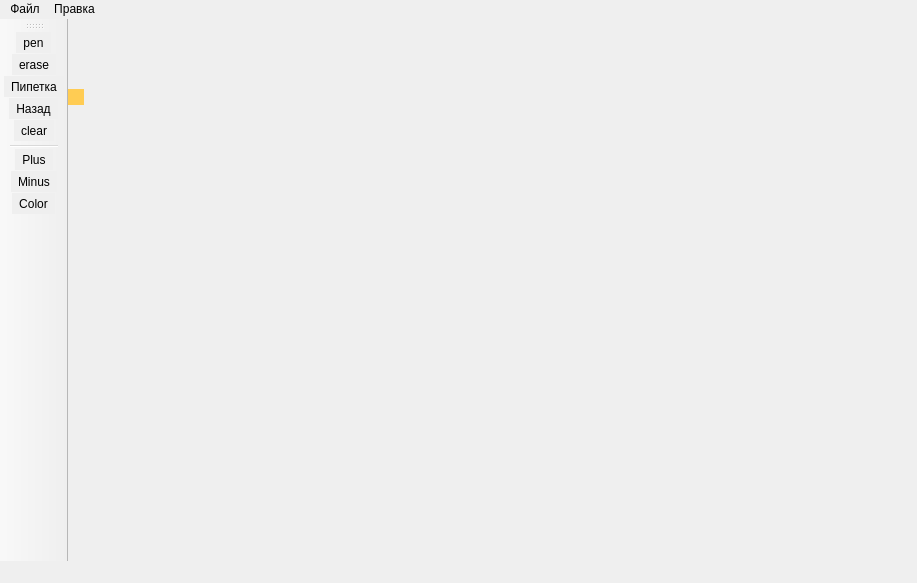
First picture: the form in paint_ui.ui, repository teplov-andrew/mc-paint, before the edit.
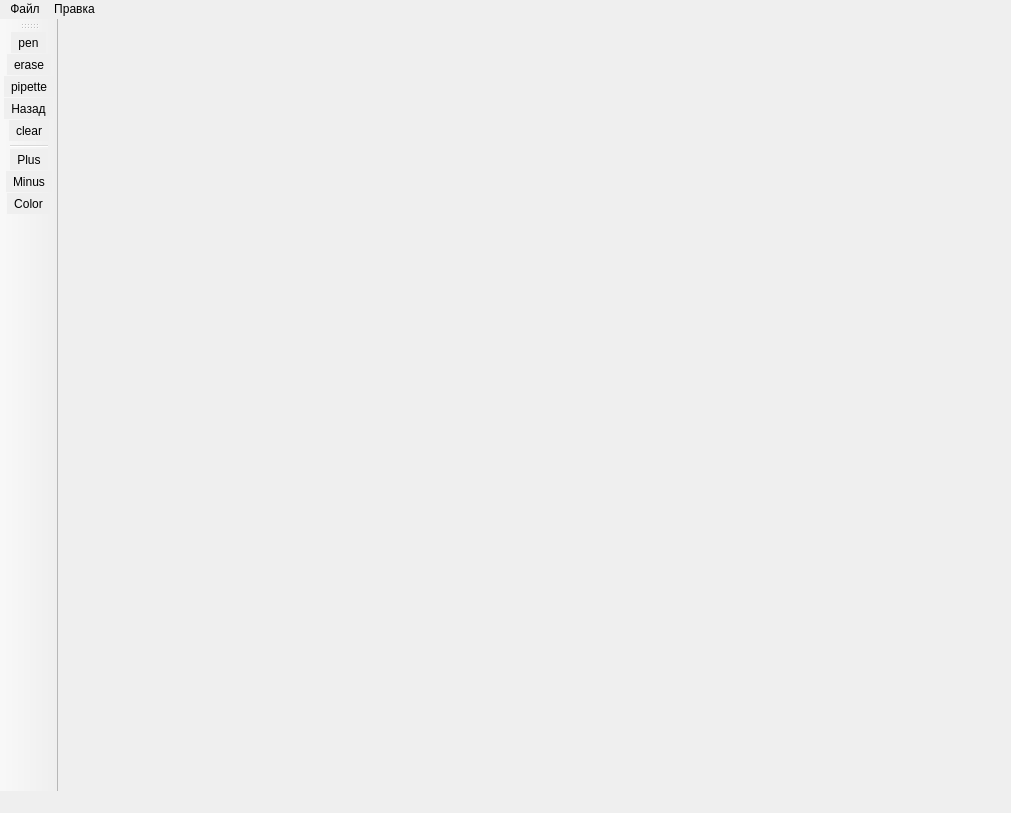
Second picture: the form after the edit. Icons and pictures are not drawn.

```diff
--- a/paint_ui.ui
+++ b/paint_ui.ui
@@ -6,8 +6,8 @@
    <rect>
     <x>0</x>
     <y>0</y>
-    <width>917</width>
-    <height>583</height>
+    <width>1011</width>
+    <height>813</height>
    </rect>
   </property>
   <property name="windowTitle">
@@ -20,40 +20,6 @@
    <bool>true</bool>
   </property>
   <widget class="QWidget" name="centralwidget">
-   <widget class="QLabel" name="picture">
-    <property name="enabled">
-     <bool>false</bool>
-    </property>
-    <property name="geometry">
-     <rect>
-      <x>0</x>
-      <y>70</y>
-      <width>16</width>
-      <height>16</height>
-     </rect>
-    </property>
-    <property name="sizePolicy">
-     <sizepolicy hsizetype="Fixed" vsizetype="Fixed">
-      <horstretch>0</horstretch>
-      <verstretch>0</verstretch>
-     </sizepolicy>
-    </property>
-    <property name="cursor">
-     <cursorShape>CrossCursor</cursorShape>
-    </property>
-    <property name="styleSheet">
-     <string notr="true">background-color: rgb(255, 204, 83);</string>
-    </property>
-    <property name="text">
-     <string/>
-    </property>
-    <property name="scaledContents">
-     <bool>false</bool>
-    </property>
-    <property name="alignment">
-     <set>Qt::AlignLeading|Qt::AlignLeft|Qt::AlignTop</set>
-    </property>
-   </widget>
    <widget class="QWidget" name="gridLayoutWidget">
     <property name="geometry">
      <rect>
@@ -64,7 +30,10 @@
      </rect>
     </property>
     <layout class="QGridLayout" name="grid">
-     <property name="spacing">
+     <property name="horizontalSpacing">
+      <number>0</number>
+     </property>
+     <property name="verticalSpacing">
       <number>1</number>
      </property>
     </layout>
@@ -75,7 +44,7 @@
     <rect>
      <x>0</x>
      <y>0</y>
-     <width>917</width>
+     <width>1011</width>
      <height>22</height>
     </rect>
    </property>
@@ -190,7 +159,7 @@
      <normaloff>ico/pipette.png</normaloff>ico/pipette.png</iconset>
    </property>
    <property name="text">
-    <string>Пипетка</string>
+    <string>pipette</string>
    </property>
   </action>
   <action name="actionUndo">
```
